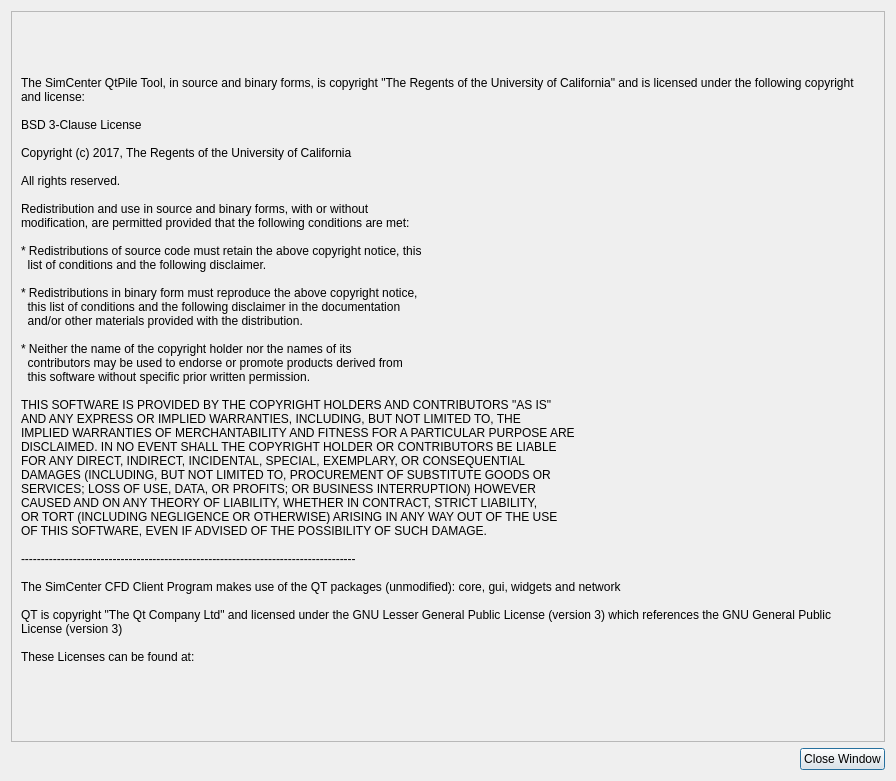
Qt form utilWindows/copyrightdialog.ui (NHERI-SimCenter/PileGroupTool) before a commit.
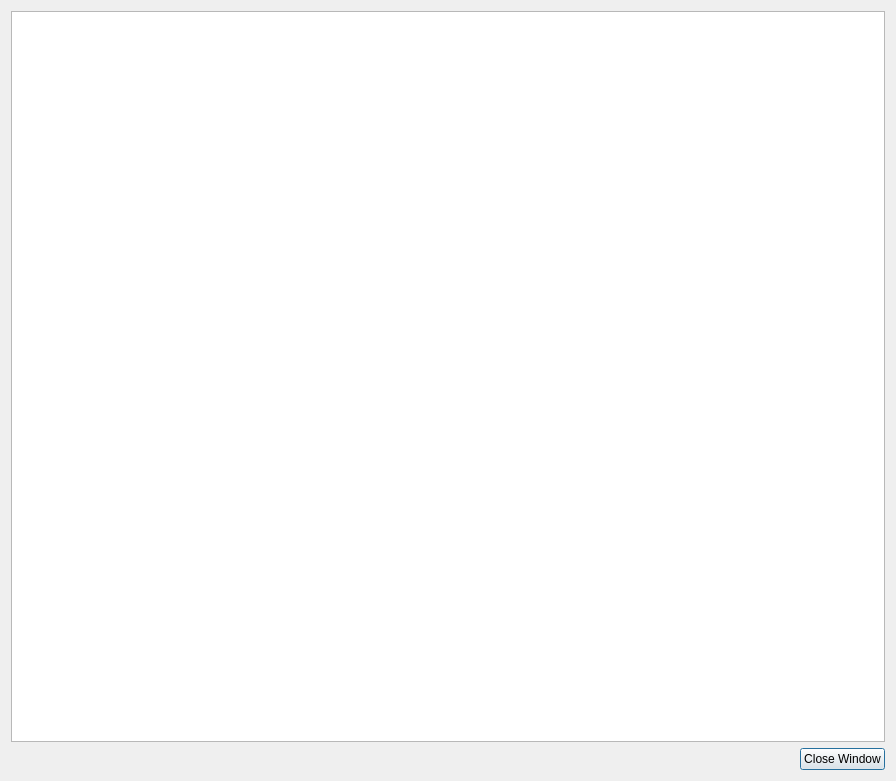
The same form after that commit.

```diff
--- a/utilWindows/copyrightdialog.ui
+++ b/utilWindows/copyrightdialog.ui
@@ -51,78 +51,21 @@
   </property>
   <layout class="QVBoxLayout" name="verticalLayout_2">
    <item>
-    <widget class="QScrollArea" name="scrollArea">
-     <property name="widgetResizable">
+    <widget class="QTextBrowser" name="licenseBrowser">
+     <property name="enabled">
       <bool>true</bool>
      </property>
-     <widget class="QWidget" name="scrollAreaWidgetContents">
-      <property name="geometry">
-       <rect>
-        <x>0</x>
-        <y>0</y>
-        <width>862</width>
-        <height>834</height>
-       </rect>
-      </property>
-      <layout class="QVBoxLayout" name="verticalLayout">
-       <item>
-        <widget class="QLabel" name="label">
-         <property name="text">
-          <string>The SimCenter QtPile Tool, in source and binary forms, is copyright &quot;The Regents of the University of California&quot; and is licensed under the following copyright and license:
-
-BSD 3-Clause License
-
-Copyright (c) 2017, The Regents of the University of California
-
-All rights reserved.
-
-Redistribution and use in source and binary forms, with or without
-modification, are permitted provided that the following conditions are met:
-
-* Redistributions of source code must retain the above copyright notice, this
-  list of conditions and the following disclaimer.
-
-* Redistributions in binary form must reproduce the above copyright notice,
-  this list of conditions and the following disclaimer in the documentation
-  and/or other materials provided with the distribution.
-
-* Neither the name of the copyright holder nor the names of its
-  contributors may be used to endorse or promote products derived from
-  this software without specific prior written permission.
-
-THIS SOFTWARE IS PROVIDED BY THE COPYRIGHT HOLDERS AND CONTRIBUTORS &quot;AS IS&quot;
-AND ANY EXPRESS OR IMPLIED WARRANTIES, INCLUDING, BUT NOT LIMITED TO, THE
-IMPLIED WARRANTIES OF MERCHANTABILITY AND FITNESS FOR A PARTICULAR PURPOSE ARE
-DISCLAIMED. IN NO EVENT SHALL THE COPYRIGHT HOLDER OR CONTRIBUTORS BE LIABLE
-FOR ANY DIRECT, INDIRECT, INCIDENTAL, SPECIAL, EXEMPLARY, OR CONSEQUENTIAL
-DAMAGES (INCLUDING, BUT NOT LIMITED TO, PROCUREMENT OF SUBSTITUTE GOODS OR
-SERVICES; LOSS OF USE, DATA, OR PROFITS; OR BUSINESS INTERRUPTION) HOWEVER
-CAUSED AND ON ANY THEORY OF LIABILITY, WHETHER IN CONTRACT, STRICT LIABILITY,
-OR TORT (INCLUDING NEGLIGENCE OR OTHERWISE) ARISING IN ANY WAY OUT OF THE USE
-OF THIS SOFTWARE, EVEN IF ADVISED OF THE POSSIBILITY OF SUCH DAMAGE.
-
-------------------------------------------------------------------------------------
-
-The SimCenter CFD Client Program makes use of the QT packages (unmodified): core, gui, widgets and network
-
-QT is copyright &quot;The Qt Company Ltd&quot; and licensed under the GNU Lesser General Public License (version 3) which references the GNU General Public License (version 3)
-
-These Licenses can be found at: &lt;http://www.gnu.org/licenses/&gt;
-	    </string>
-         </property>
-         <property name="textFormat">
-          <enum>Qt::PlainText</enum>
-         </property>
-         <property name="wordWrap">
-          <bool>true</bool>
-         </property>
-         <property name="textInteractionFlags">
-          <set>Qt::NoTextInteraction</set>
-         </property>
-        </widget>
-       </item>
-      </layout>
-     </widget>
+     <property name="autoFormatting">
+      <set>QTextEdit::AutoBulletList</set>
+     </property>
+     <property name="acceptRichText">
+      <bool>true</bool>
+     </property>
+     <property name="source">
+      <url>
+       <string>qrc:/resources/PileGroupToolLICENSE.txt</string>
+      </url>
+     </property>
     </widget>
    </item>
    <item>
```
